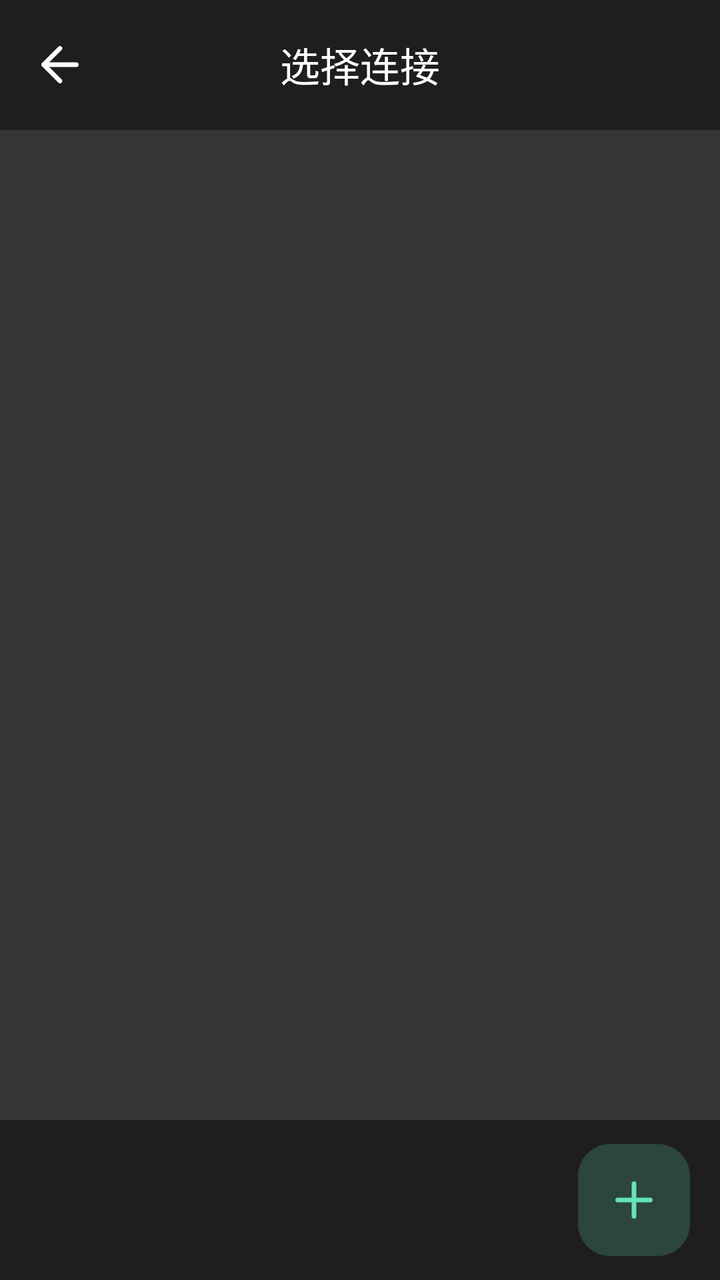
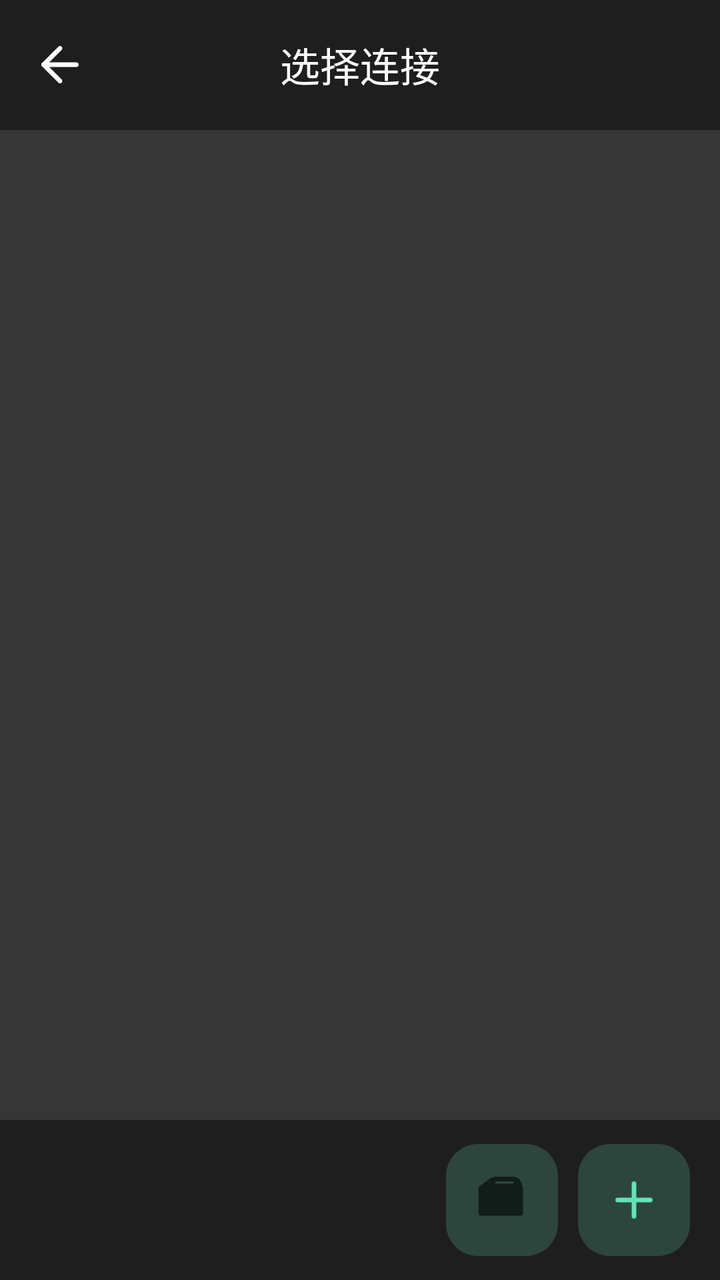

The first picture is an Android layout as it rendered before a commit; the second is the same layout after the commit. The layout source and the unified diff follow.
<!-- AndroidManifest.xml: application theme Theme.ADBTVRemoteControl -->
<!-- res/layout/activity_connect_instance.xml -->
<?xml version="1.0" encoding="utf-8"?>
<androidx.constraintlayout.widget.ConstraintLayout xmlns:android="http://schemas.android.com/apk/res/android"
    xmlns:app="http://schemas.android.com/apk/res-auto"
    xmlns:tools="http://schemas.android.com/tools"
    android:id="@+id/main_connect_instance"
    android:layout_width="match_parent"
    android:layout_height="match_parent"
    tools:context=".activity.ConnectInstanceActivity">

    <androidx.appcompat.widget.Toolbar
        android:id="@+id/toolbar"
        android:layout_width="match_parent"
        android:layout_height="65dp"
        android:background="?attr/colorPrimary"
        android:minHeight="?attr/actionBarSize"
        android:theme="?attr/actionBarTheme"
        app:contentInsetStart="0dp"
        app:layout_constraintEnd_toEndOf="parent"
        app:layout_constraintStart_toStartOf="parent"
        app:layout_constraintTop_toTopOf="parent">

        <ImageButton
            android:id="@+id/btn_back_to"
            android:layout_width="60dp"
            android:layout_height="60dp"
            android:background="@drawable/background_btn_circle_tr_ps"
            android:contentDescription="@string/text_return"
            android:scaleType="fitCenter"
            app:srcCompat="@drawable/ic_arrow_left"
            app:tint="@color/text_color" />

        <TextView
            android:id="@+id/text_title"
            android:layout_width="wrap_content"
            android:layout_height="wrap_content"
            android:layout_gravity="center"
            android:text="@string/text_select_connect"
            android:textColor="@color/text_color"
            android:textSize="20sp" />

    </androidx.appcompat.widget.Toolbar>

    <androidx.recyclerview.widget.RecyclerView
        android:id="@+id/rv_connect"
        android:layout_width="match_parent"
        android:layout_height="0dp"
        app:layout_constraintBottom_toTopOf="@+id/linearLayout"
        android:background="@color/btn_bg_color"
        app:layout_constraintEnd_toEndOf="parent"
        app:layout_constraintStart_toStartOf="parent"
        app:layout_constraintTop_toBottomOf="@+id/toolbar" />

    <LinearLayout
        android:id="@+id/linearLayout"
        android:layout_width="match_parent"
        android:layout_height="80dp"
        android:background="@color/main_bg_color"
        android:gravity="center_vertical"
        android:paddingStart="15dp"
        android:paddingEnd="15dp"
        android:orientation="horizontal"
        app:layout_constraintBottom_toBottomOf="parent"
        app:layout_constraintEnd_toEndOf="parent"
        app:layout_constraintStart_toStartOf="parent">

        <LinearLayout
            android:id="@+id/layout_bottom_tools"
            android:layout_width="wrap_content"
            android:layout_height="match_parent"
            android:gravity="center_vertical"
            android:visibility="gone"
            android:orientation="horizontal">

            <ImageButton
                android:id="@+id/btn_trash"
                android:layout_width="40dp"
                android:layout_height="40dp"
                android:background="@drawable/background_btn_circle_tr"
                android:contentDescription="@string/ic_delete"
                android:scaleType="fitCenter"
                app:srcCompat="@drawable/ic_trash"
                app:tint="@color/text_color" />

            <ImageButton
                android:id="@+id/btn_edit"
                android:layout_width="40dp"
                android:layout_height="40dp"
                android:background="@drawable/background_btn_circle_tr"
                android:contentDescription="@string/ic_edit"
                android:scaleType="fitCenter"
                app:srcCompat="@drawable/ic_pen"
                app:tint="@color/text_color" />

            <ImageButton
                android:id="@+id/btn_more"
                android:layout_width="40dp"
                android:layout_height="40dp"
                android:background="@drawable/background_btn_circle_tr"
                android:contentDescription="@string/ic_more"
                android:scaleType="fitCenter"
                app:srcCompat="@drawable/ic_ellipsis_vertical"
                app:tint="@color/text_color" />

        </LinearLayout>

        <TextView
            android:layout_width="0dp"
            android:layout_height="wrap_content"
            android:layout_weight="1" />

        <ImageButton
            android:id="@+id/btn_new_connect"
            android:layout_width="56dp"
            android:layout_height="56dp"
            android:background="@drawable/background_btn_r16_ps"
            android:contentDescription="@string/text_add"
            android:scaleType="fitCenter"
            app:srcCompat="@drawable/ic_plus" />
    </LinearLayout>


</androidx.constraintlayout.widget.ConstraintLayout>
<!-- resources referenced by this layout -->
<resources>
  <!-- drawable background_btn_circle_tr (drawable) -->
  <?xml version="1.0" encoding="utf-8"?>
  <selector xmlns:android="http://schemas.android.com/apk/res/android">
      <item android:state_pressed="true">
          <shape android:shape="rectangle">
              <solid android:color="@color/btn_press_bg_color" />
              <corners android:radius="360dip" />
              <padding android:bottom="12dp" android:left="12dp" android:right="12dp" android:top="12dp" />
          </shape>
      </item>
  </selector>
  <!-- drawable background_btn_circle_tr_ps (drawable) -->
  <?xml version="1.0" encoding="utf-8"?>
  <selector xmlns:android="http://schemas.android.com/apk/res/android">
      <item android:state_pressed="false">
          <shape android:shape="rectangle">
              <corners android:radius="360dip" />
              <padding android:bottom="16dp" android:left="16dp" android:right="16dp" android:top="16dp" />
          </shape>
      </item>
      <item android:state_pressed="true">
          <shape android:shape="rectangle">
              <solid android:color="@color/btn_bg_color" />
              <corners android:radius="360dip" />
              <padding android:bottom="16dp" android:left="16dp" android:right="16dp" android:top="16dp" />
          </shape>
      </item>
  </selector>
  <!-- drawable background_btn_r16_ps (drawable) -->
  <?xml version="1.0" encoding="utf-8"?>
  <shape xmlns:android="http://schemas.android.com/apk/res/android" android:shape="rectangle">
      <corners android:radius="16dp" />
      <solid android:color="@color/bg_green" />
      <padding android:top="14dp" android:bottom="14dp" android:left="14dp" android:right="14dp" />
  </shape>
  <!-- drawable ic_arrow_left (drawable) -->
  <?xml version="1.0" encoding="utf-8"?>
  <vector xmlns:android="http://schemas.android.com/apk/res/android"
      android:width="100dp"
      android:height="100dp"
      android:viewportWidth="1024"
      android:viewportHeight="1024">
  
      <path
          android:fillColor="#000000"
          android:pathData="M810.667,554.667 L213.333,554.667 C187.733,554.667,170.667,537.6,170.667,512
          S187.734,469.333,213.334,469.333 L810.667,469.333
          C836.267,469.333,853.334,486.4,853.334,512 S836.267,554.667,810.667,554.667 Z" />
      <path
          android:fillColor="#000000"
          android:pathData="M512,853.333 C499.2,853.333,490.667,849.067,482.133,840.533 L183.466,541.866
          C166.399,524.799,166.399,499.199,183.466,482.133 L482.133,183.466
          C499.2,166.399,524.8,166.399,541.866,183.466 S558.933,226.133,541.866,243.199
          L273.067,512 L541.867,780.8 C558.934,797.867,558.934,823.467,541.867,840.533
          C533.334,849.066,524.8,853.333,512,853.333 Z" />
  </vector>
  <!-- drawable ic_ellipsis_vertical (drawable) -->
  <?xml version="1.0" encoding="utf-8"?>
  <vector xmlns:android="http://schemas.android.com/apk/res/android"
      android:width="100dp"
      android:height="100dp"
      android:viewportWidth="1024"
      android:viewportHeight="1024">
  
      <path
          android:fillColor="#000000"
          android:pathData="M512,720 A112,112,0,1,0,512,944 A112,112,0,1,0,512,720 Z M512,400
          A112,112,0,1,0,512,624 A112,112,0,1,0,512,400 Z M624,192 A112,112,0,1,0,400,192
          A112,112,0,1,0,624,192 Z" />
  </vector>
  <!-- drawable ic_pen (drawable) -->
  <?xml version="1.0" encoding="utf-8"?>
  <vector xmlns:android="http://schemas.android.com/apk/res/android"
      android:width="100dp"
      android:height="100dp"
      android:viewportWidth="1024"
      android:viewportHeight="1024">
  
      <path
          android:fillColor="#000000"
          android:pathData="M725.386,38.5975 L628.593,135.391 L888.576,395.374 L985.37,298.58
          C1035.37,248.583,1035.37,167.588,985.37,117.592 L906.575,38.5971
          C856.578,-11.3997,775.583,-11.3997,725.587,38.5971 Z M583.395,180.588
          L117.225,646.958 C96.4267,667.757,81.2277,693.555,72.8282,721.754
          L2.03279,962.338 C-2.96689,979.337,1.63282,997.536,14.032,1009.94
          S44.63,1026.94,61.429,1022.14 L302.013,951.339
          C330.212,942.939,356.01,927.74,376.809,906.942 L843.379,440.572 L583.396,180.589
          Z" />
  </vector>
  <!-- drawable ic_plus (drawable) -->
  <?xml version="1.0" encoding="utf-8"?>
  <vector xmlns:android="http://schemas.android.com/apk/res/android"
      android:width="100dp"
      android:height="100dp"
      android:viewportWidth="1024"
      android:viewportHeight="1024">
  
      <path
          android:fillColor="#63e2b7"
          android:pathData="M512,853.333 C486.4,853.333,469.333,836.267,469.333,810.667 L469.333,213.333
          C469.333,187.733,486.4,170.667,512,170.667 S554.667,187.734,554.667,213.334
          L554.667,810.667 C554.667,836.267,537.6,853.334,512,853.334 Z" />
      <path
          android:fillColor="#63e2b7"
          android:pathData="M810.667,554.667 L213.333,554.667 C187.733,554.667,170.667,537.6,170.667,512
          S187.734,469.333,213.334,469.333 L810.667,469.333
          C836.267,469.333,853.334,486.4,853.334,512 S836.267,554.667,810.667,554.667 Z" />
  </vector>
  <!-- drawable ic_trash (drawable) -->
  <?xml version="1.0" encoding="utf-8"?>
  <vector xmlns:android="http://schemas.android.com/apk/res/android"
      android:width="100dp"
      android:height="100dp"
      android:viewportWidth="1024"
      android:viewportHeight="1024">
  
      <path
          android:fillColor="#000000"
          android:pathData="M334.4,35.4 L320,64 L128,64 C92.6,64,64,92.6,64,128 S92.6,192,128,192 L896,192
          C931.4,192,960,163.4,960,128 S931.4,64,896,64 L704,64 L689.6,35.4
          C678.8,13.6,656.6,0,632.4,0 L391.6,0 C367.4,0,345.2,13.6,334.4,35.4 Z M896,256
          L128,256 L170.4,934 C173.6,984.6,215.6,1024,266.2,1024 L757.8,1024
          C808.4,1024,850.4,984.6,853.6,934 L896,256 Z" />
  </vector>
  <!-- unchanged entries left out for length: 18 -->
</resources>

<!-- the commit's change to res/layout/activity_connect_instance.xml (unified diff, before → after) -->
@@ -109,6 +109,16 @@
             android:layout_weight="1" />
 
         <ImageButton
+            android:id="@+id/btn_scan_ip"
+            android:layout_width="56dp"
+            android:layout_height="56dp"
+            android:layout_marginEnd="10dp"
+            android:background="@drawable/background_btn_r16_ps"
+            android:contentDescription="@string/text_scan"
+            android:scaleType="fitCenter"
+            app:srcCompat="@drawable/ic_scan" />
+
+        <ImageButton
             android:id="@+id/btn_new_connect"
             android:layout_width="56dp"
             android:layout_height="56dp"
<!-- resource entries referenced after the edit -->
@@ -2,6 +2,7 @@
 <resources>
   <!-- drawable background_btn_circle_tr (drawable) -->
   <?xml version="1.0" encoding="utf-8"?>
+  
   <selector xmlns:android="http://schemas.android.com/apk/res/android">
       <item android:state_pressed="true">
           <shape android:shape="rectangle">
@@ -13,6 +14,7 @@
   </selector>
   <!-- drawable background_btn_circle_tr_ps (drawable) -->
   <?xml version="1.0" encoding="utf-8"?>
+  
   <selector xmlns:android="http://schemas.android.com/apk/res/android">
       <item android:state_pressed="false">
           <shape android:shape="rectangle">
@@ -30,6 +32,7 @@
   </selector>
   <!-- drawable background_btn_r16_ps (drawable) -->
   <?xml version="1.0" encoding="utf-8"?>
+  
   <shape xmlns:android="http://schemas.android.com/apk/res/android" android:shape="rectangle">
       <corners android:radius="16dp" />
       <solid android:color="@color/bg_green" />
@@ -37,6 +40,7 @@
   </shape>
   <!-- drawable ic_arrow_left (drawable) -->
   <?xml version="1.0" encoding="utf-8"?>
+  
   <vector xmlns:android="http://schemas.android.com/apk/res/android"
       android:width="100dp"
       android:height="100dp"
@@ -58,6 +62,7 @@
   </vector>
   <!-- drawable ic_ellipsis_vertical (drawable) -->
   <?xml version="1.0" encoding="utf-8"?>
+  
   <vector xmlns:android="http://schemas.android.com/apk/res/android"
       android:width="100dp"
       android:height="100dp"
@@ -72,6 +77,7 @@
   </vector>
   <!-- drawable ic_pen (drawable) -->
   <?xml version="1.0" encoding="utf-8"?>
+  
   <vector xmlns:android="http://schemas.android.com/apk/res/android"
       android:width="100dp"
       android:height="100dp"
@@ -91,6 +97,7 @@
   </vector>
   <!-- drawable ic_plus (drawable) -->
   <?xml version="1.0" encoding="utf-8"?>
+  
   <vector xmlns:android="http://schemas.android.com/apk/res/android"
       android:width="100dp"
       android:height="100dp"
@@ -108,8 +115,24 @@
           S187.734,469.333,213.334,469.333 L810.667,469.333
           C836.267,469.333,853.334,486.4,853.334,512 S836.267,554.667,810.667,554.667 Z" />
   </vector>
+  <!-- drawable ic_scan (drawable) -->
+  <?xml version="1.0" encoding="utf-8"?>
+  <vector xmlns:android="http://schemas.android.com/apk/res/android"
+      android:width="24dp"
+      android:height="24dp"
+      android:viewportWidth="24"
+      android:viewportHeight="24"
+      android:tint="?attr/colorControlNormal">
+      <path
+          android:fillColor="@android:color/white"
+          android:pathData="M19.615,3.184C18.832,2.513 17.722,2 16.5,2h-7C8.278,2 7.168,2.513 6.385,3.184L2,6.34V17.7c0,0.552 0.448,1 1,1h17c0.552,0 1,-0.448 1,-1V6.34L19.615,3.184zM16.5,4c0.276,0 0.5,0.224 0.5,0.5s-0.224,0.5 -0.5,0.5h-7c-0.276,0 -0.5,-0.224 -0.5,-0.5s0.224,-0.5 0.5,-0.5h7zM5.121,5.879L6.5,7.25V17c0,0.276 0.224,0.5 0.5,0.5h11c0.276,0 0.5,-0.224 0.5,-0.5V7.25l1.379,-1.371c-0.191,-0.191 -0.448,-0.297 -0.731,-0.297h-11c-0.283,0 -0.54,0.106 -0.731,0.297z"/>
+      <path
+          android:fillColor="@android:color/white"
+          android:pathData="M9,10h6v2H9z"/>
+  </vector>
   <!-- drawable ic_trash (drawable) -->
   <?xml version="1.0" encoding="utf-8"?>
+  
   <vector xmlns:android="http://schemas.android.com/apk/res/android"
       android:width="100dp"
       android:height="100dp"
@@ -124,6 +147,7 @@
           L128,256 L170.4,934 C173.6,984.6,215.6,1024,266.2,1024 L757.8,1024
           C808.4,1024,850.4,984.6,853.6,934 L896,256 Z" />
   </vector>
+  <string name="text_scan">扫描</string>
   <!-- unchanged entries left out for length: 18 -->
 </resources>
 
